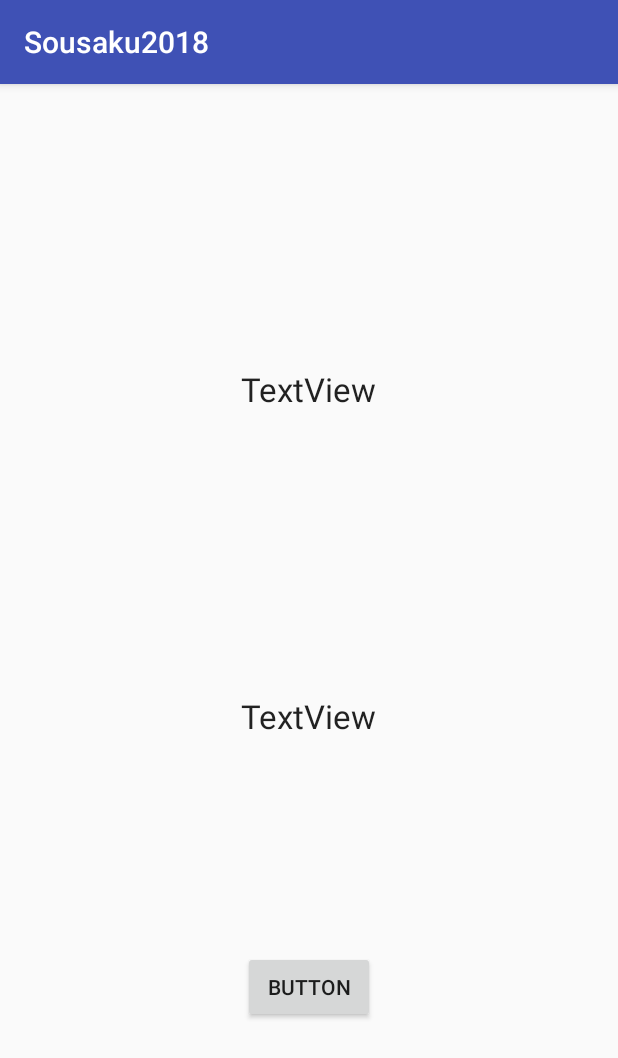
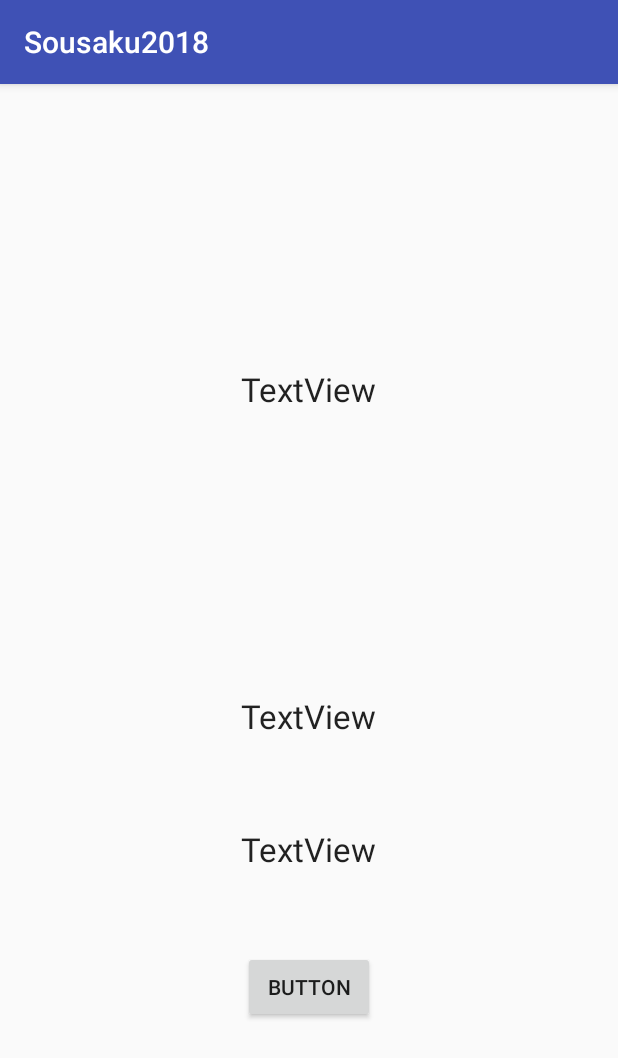
Before and after one commit to K0baya5h1/Sousaku2018, an Android app: the screen it shows after launch (MainActivity), on a phone screen of 412 x 824 dp. Shown: the top 1058 px of the screen. Run offline under Robolectric (Android 15) with nearby library versions, the phone set to English and light mode, and no system bars.

Commit message:
角度、ロール、ピッチに対応したセンサ使用

```diff
--- a/app/src/main/java/com/example/sousaku/sousaku2018/MainActivity.kt
+++ b/app/src/main/java/com/example/sousaku/sousaku2018/MainActivity.kt
@@ -6,6 +6,7 @@ import android.location.Location
 import android.location.LocationListener
 import android.location.LocationManager
 import android.os.Bundle
+import android.support.v4.content.ContextCompat.getSystemService
 import android.support.v7.app.AppCompatActivity
 import android.util.Log
 import kotlinx.android.synthetic.main.activity_main.*
@@ -31,31 +32,29 @@ class MainActivity : AppCompatActivity() ,SensorEventListener,LocationListener{
 
 
     override fun onSensorChanged(event: SensorEvent?) {
-        var def:Double=0.0
-        var phi:Double
+        /*var phi:Double
         var q:Double=0.0
-        if(event==null) return
-        if(event.sensor.type==Sensor.TYPE_MAGNETIC_FIELD){
-                button.setOnClickListener{
-                def= event.values[1].toDouble()
 
-            }
-            q=event.values[1].toDouble()-def
+            q=event.values[1].toDouble()
             textView.text="${q.toString()}"
             phi=Math.atan(q.toDouble())
             textView2.text=(phi.toString())
             //地磁気やってみたった
-            val GeomagneticField
-        }
+*/
+        if(event==null) return
+        textView.text=("角度:"+event.values[0].toInt().toString())
+        textView2.text=("ピッチ:"+event.values[1].toInt().toString())
+        textView3.text=("ロール:"+event.values[2].toInt().toString())
+
+
 
     }
 
     override fun onResume() {
         super.onResume()
         val sensorManager=getSystemService(Context.SENSOR_SERVICE) as SensorManager
-        val accSensor=sensorManager.getDefaultSensor(Sensor.TYPE_MAGNETIC_FIELD)
-        sensorManager.registerListener(this,accSensor,SensorManager.SENSOR_DELAY_NORMAL)
-
+        val accSensor=sensorManager.getDefaultSensor(Sensor.TYPE_ORIENTATION)
+        sensorManager.registerListener(this,accSensor,SensorManager.SENSOR_DELAY_GAME)
     }
 
     override fun onPause() {
--- a/app/src/main/res/layout/activity_main.xml
+++ b/app/src/main/res/layout/activity_main.xml
@@ -53,4 +53,21 @@
         app:layout_constraintEnd_toEndOf="parent"
         app:layout_constraintStart_toStartOf="parent"
         app:layout_constraintTop_toBottomOf="@+id/textView2" />
+
+    <TextView
+        android:id="@+id/textView3"
+        android:layout_width="wrap_content"
+        android:layout_height="wrap_content"
+        android:layout_marginBottom="8dp"
+        android:layout_marginLeft="8dp"
+        android:layout_marginStart="8dp"
+        android:layout_marginTop="8dp"
+        android:text="TextView"
+        android:textAppearance="@style/TextAppearance.AppCompat.Large"
+        app:layout_constraintBottom_toTopOf="@+id/button"
+        app:layout_constraintEnd_toEndOf="parent"
+        app:layout_constraintHorizontal_bias="0.487"
+        app:layout_constraintStart_toStartOf="parent"
+        app:layout_constraintTop_toBottomOf="@+id/textView2"
+        app:layout_constraintVertical_bias="0.528" />
 </android.support.constraint.ConstraintLayout>
```
